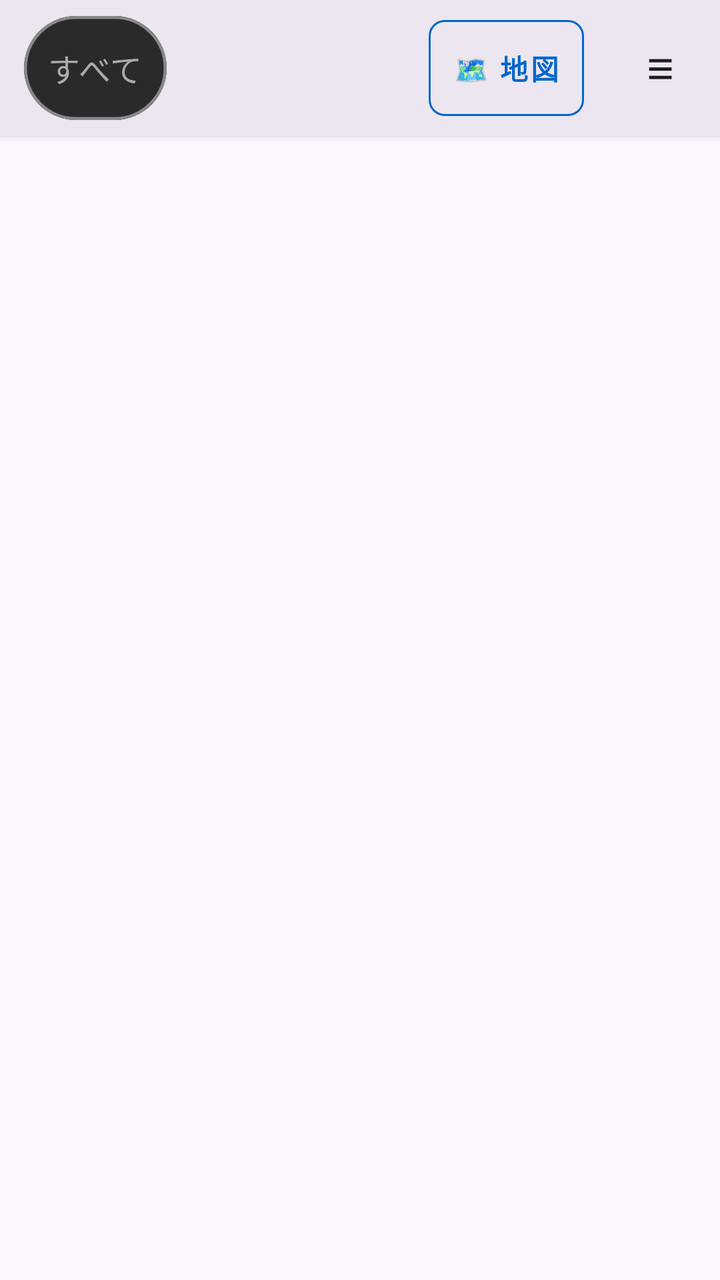
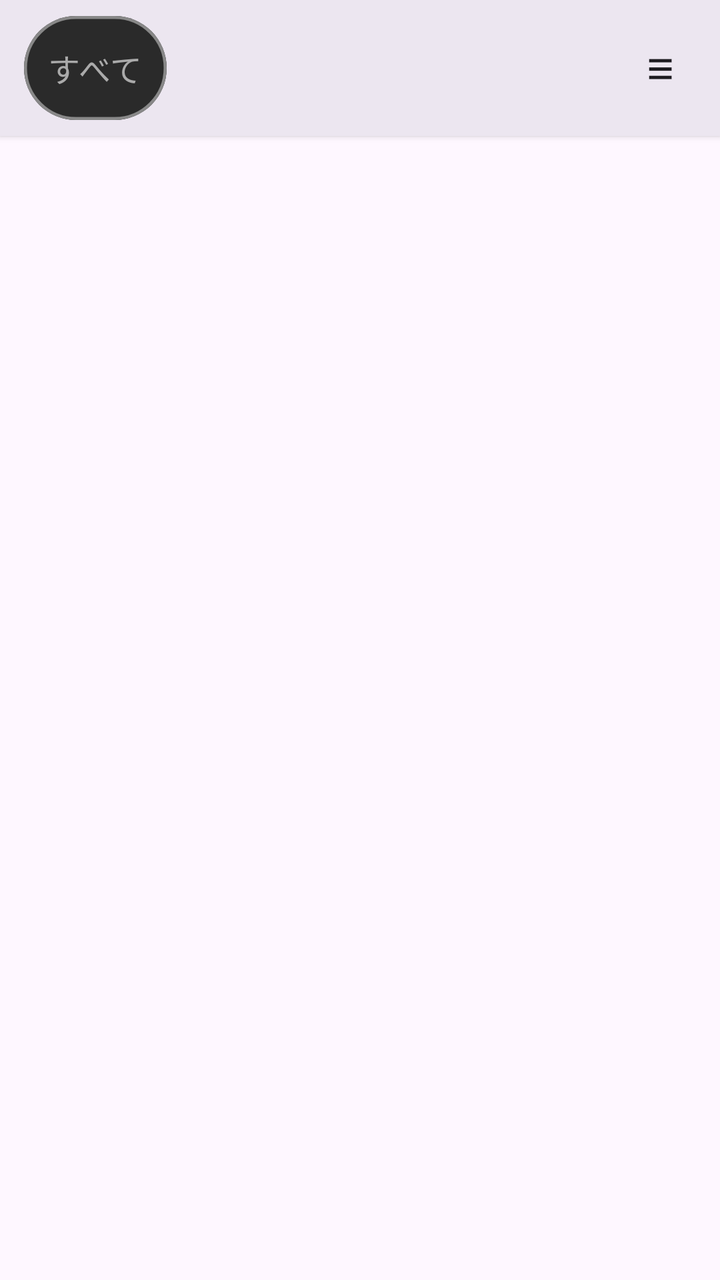

Screens rendered from an Android XML layout before and after an edit, with the pre-edit source and the edit as a unified diff.
<!-- AndroidManifest.xml: application theme Theme.HaiReel -->
<!-- res/layout/fragment_list.xml -->
<?xml version="1.0" encoding="utf-8"?>
<androidx.constraintlayout.widget.ConstraintLayout
    xmlns:android="http://schemas.android.com/apk/res/android"
    xmlns:app="http://schemas.android.com/apk/res-auto"
    android:layout_width="match_parent"
    android:layout_height="match_parent"
    android:background="?android:attr/colorBackground">

    
    <LinearLayout
        android:id="@+id/layoutHeader"
        android:layout_width="0dp"
        android:layout_height="wrap_content"
        android:orientation="horizontal"
        android:gravity="center_vertical"
        android:background="?attr/colorSurfaceContainerHigh"
        android:paddingStart="12dp"
        android:paddingEnd="4dp"
        android:paddingVertical="6dp"
        android:elevation="2dp"
        app:layout_constraintTop_toTopOf="parent"
        app:layout_constraintStart_toStartOf="parent"
        app:layout_constraintEnd_toEndOf="parent">

        
        <com.google.android.material.chip.Chip
            android:id="@+id/chipIncomplete"
            style="@style/Widget.MaterialComponents.Chip.Filter"
            android:layout_width="wrap_content"
            android:layout_height="52dp"
            android:text="すべて"
            android:contentDescription="フィルター切り替え"
            android:textColor="@color/chip_text_selector"
            android:textSize="16sp"
            android:textStyle="bold"
            app:chipBackgroundColor="@color/chip_bg_selector"
            app:chipStrokeColor="@color/chip_stroke_selector"
            app:chipStrokeWidth="1.5dp"
            app:chipMinHeight="52dp"
            app:checkedIconVisible="false" />

        
        <com.google.android.material.chip.Chip
            android:id="@+id/buttonSelect"
            style="@style/Widget.MaterialComponents.Chip.Filter"
            android:layout_width="wrap_content"
            android:layout_height="52dp"
            android:layout_marginStart="8dp"
            android:text="✕ 解除"
            android:contentDescription="選択モードを解除"
            android:textColor="@color/chip_text_selector"
            android:textSize="16sp"
            android:textStyle="bold"
            app:chipBackgroundColor="@color/chip_bg_selector"
            app:chipStrokeColor="@color/chip_stroke_selector"
            app:chipStrokeWidth="1.5dp"
            app:chipMinHeight="52dp"
            app:checkedIconVisible="false"
            android:visibility="gone" />

        <View
            android:layout_width="0dp"
            android:layout_height="0dp"
            android:layout_weight="1" />

        
        <com.google.android.material.button.MaterialButton
            android:id="@+id/buttonSubToggle"
            style="@style/Widget.MaterialComponents.Button.OutlinedButton"
            android:layout_width="wrap_content"
            android:layout_height="48dp"
            android:text="@string/btn_map_toggle"
            android:contentDescription="地図/リスト切替"
            android:textSize="14sp"
            android:textStyle="bold"
            android:textColor="@color/colorPrimary"
            android:minWidth="0dp"
            android:insetTop="0dp"
            android:insetBottom="0dp"
            android:paddingStart="12dp"
            android:paddingEnd="12dp"
            android:layout_marginEnd="8dp"
            app:strokeColor="@color/colorPrimary"
            app:cornerRadius="8dp" />

        
        <com.google.android.material.button.MaterialButton
            android:id="@+id/buttonListMenu"
            style="@style/Widget.MaterialComponents.Button.TextButton"
            android:layout_width="52dp"
            android:layout_height="56dp"
            android:text="≡"
            android:contentDescription="メニューを開く"
            android:textSize="24sp"
            android:textColor="?attr/colorOnSurface"
            android:minWidth="0dp"
            android:insetTop="0dp"
            android:insetBottom="0dp"
            android:layout_marginStart="4dp" />

    </LinearLayout>

    
    <LinearLayout
        android:id="@+id/layoutProgress"
        android:layout_width="0dp"
        android:layout_height="wrap_content"
        android:orientation="vertical"
        android:background="?attr/colorSurfaceContainer"
        android:paddingStart="16dp"
        android:paddingEnd="16dp"
        android:paddingTop="4dp"
        android:paddingBottom="6dp"
        android:visibility="gone"
        app:layout_constraintTop_toBottomOf="@id/layoutHeader"
        app:layout_constraintStart_toStartOf="parent"
        app:layout_constraintEnd_toEndOf="parent">

        
        <LinearLayout
            android:layout_width="match_parent"
            android:layout_height="wrap_content"
            android:orientation="horizontal"
            android:gravity="center_vertical"
            android:paddingBottom="2dp">

            <ProgressBar
                android:id="@+id/progressDelivery"
                style="@android:style/Widget.ProgressBar.Horizontal"
                android:layout_width="0dp"
                android:layout_height="10dp"
                android:layout_weight="1"
                android:layout_marginEnd="12dp"
                android:max="100"
                android:progressTint="#4CAF50"
                android:progressBackgroundTint="@color/colorProgressBg" />

            <TextView
                android:id="@+id/tvProgressLabel"
                android:layout_width="wrap_content"
                android:layout_height="wrap_content"
                android:textSize="14sp"
                android:textStyle="bold"
                android:textColor="?attr/colorOnSurfaceVariant" />

        </LinearLayout>

        
        <TextView
            android:id="@+id/tvTotalDistance"
            android:layout_width="wrap_content"
            android:layout_height="wrap_content"
            android:layout_marginTop="2dp"
            android:textSize="13sp"
            android:textStyle="bold"
            android:textColor="?attr/colorPrimary"
            android:visibility="gone" />

    </LinearLayout>

    <androidx.recyclerview.widget.RecyclerView
        android:id="@+id/recyclerView"
        android:layout_width="0dp"
        android:layout_height="0dp"
        android:paddingBottom="96dp"
        android:paddingTop="4dp"
        android:clipToPadding="false"
        app:layout_constraintTop_toBottomOf="@id/layoutProgress"
        app:layout_constraintBottom_toBottomOf="parent"
        app:layout_constraintStart_toStartOf="parent"
        app:layout_constraintEnd_toEndOf="parent" />

    
    <LinearLayout
        android:id="@+id/layoutSelectionBar"
        android:layout_width="0dp"
        android:layout_height="wrap_content"
        android:orientation="vertical"
        android:paddingStart="12dp"
        android:paddingEnd="12dp"
        android:paddingTop="8dp"
        android:paddingBottom="12dp"
        android:background="?attr/colorSurfaceContainerHigh"
        android:elevation="8dp"
        android:visibility="gone"
        app:layout_constraintBottom_toBottomOf="parent"
        app:layout_constraintStart_toStartOf="parent"
        app:layout_constraintEnd_toEndOf="parent">

        
        <LinearLayout
            android:layout_width="match_parent"
            android:layout_height="wrap_content"
            android:orientation="horizontal"
            android:layout_marginBottom="8dp">

            <com.google.android.material.button.MaterialButton
                android:id="@+id/buttonMarkCompleted"
                style="@style/Widget.MaterialComponents.Button.OutlinedButton"
                android:layout_width="0dp"
                android:layout_height="52dp"
                android:layout_weight="1"
                android:layout_marginEnd="8dp"
                android:textSize="13sp"
                android:textStyle="bold"
                android:textColor="@color/colorPrimary"
                android:insetTop="0dp"
                android:insetBottom="0dp"
                android:singleLine="true"
                app:strokeColor="@color/colorPrimary"
                android:text="✅ 完了にする"
                android:contentDescription="選択した配達先を完了にする"
                android:enabled="false" />

            <com.google.android.material.button.MaterialButton
                android:id="@+id/buttonResetCompleted"
                style="@style/Widget.MaterialComponents.Button.OutlinedButton"
                android:layout_width="0dp"
                android:layout_height="52dp"
                android:layout_weight="1"
                android:textSize="13sp"
                android:textStyle="bold"
                android:textColor="@color/colorPrimary"
                android:insetTop="0dp"
                android:insetBottom="0dp"
                android:singleLine="true"
                app:strokeColor="@color/colorPrimary"
                android:text="↩ 未完了に戻す"
                android:contentDescription="選択した配達先を未完了に戻す"
                android:enabled="false" />
        </LinearLayout>

        
        <LinearLayout
            android:layout_width="match_parent"
            android:layout_height="wrap_content"
            android:orientation="horizontal">

            <com.google.android.material.button.MaterialButton
                android:id="@+id/buttonSelectAll"
                style="@style/Widget.MaterialComponents.Button.OutlinedButton"
                android:layout_width="0dp"
                android:layout_height="60dp"
                android:layout_weight="1"
                android:layout_marginEnd="8dp"
                android:textSize="14sp"
                android:textStyle="bold"
                android:textColor="@color/colorPrimary"
                android:insetTop="0dp"
                android:insetBottom="0dp"
                android:singleLine="true"
                app:strokeColor="@color/colorPrimary"
                android:text="@string/btn_select_all"
                android:contentDescription="全件選択" />

            <com.google.android.material.button.MaterialButton
                android:id="@+id/buttonSetTimeSlot"
                style="@style/Widget.MaterialComponents.Button.OutlinedButton"
                android:layout_width="0dp"
                android:layout_height="60dp"
                android:layout_weight="1"
                android:layout_marginEnd="8dp"
                android:textSize="13sp"
                android:textStyle="bold"
                android:textColor="@color/colorPrimary"
                android:insetTop="0dp"
                android:insetBottom="0dp"
                android:singleLine="true"
                app:strokeColor="@color/colorPrimary"
                android:text="🕐 時間帯"
                android:contentDescription="時間帯を設定"
                android:enabled="false" />

            <com.google.android.material.button.MaterialButton
                android:id="@+id/buttonDeleteSelected"
                android:layout_width="0dp"
                android:layout_height="60dp"
                android:layout_weight="1"
                android:textSize="14sp"
                android:textStyle="bold"
                android:insetTop="0dp"
                android:insetBottom="0dp"
                android:singleLine="true"
                android:text="削除"
                android:contentDescription="選択した配達先を削除"
                android:enabled="false"
                app:backgroundTint="@color/colorError" />
        </LinearLayout>

    </LinearLayout>

    <FrameLayout
        android:id="@+id/mapContainer"
        android:layout_width="0dp"
        android:layout_height="0dp"
        android:visibility="gone"
        app:layout_constraintTop_toBottomOf="@id/layoutHeader"
        app:layout_constraintBottom_toBottomOf="parent"
        app:layout_constraintStart_toStartOf="parent"
        app:layout_constraintEnd_toEndOf="parent" />

    <TextView
        android:id="@+id/textEmpty"
        android:layout_width="wrap_content"
        android:layout_height="wrap_content"
        android:text="≡ メニュー → 「名前・住所を追加」\nで配達先を登録できます"
        android:textSize="16sp"
        android:textColor="?attr/colorOnSurfaceVariant"
        android:gravity="center"
        android:lineSpacingExtra="6dp"
        android:visibility="gone"
        app:layout_constraintTop_toBottomOf="@id/layoutProgress"
        app:layout_constraintBottom_toBottomOf="parent"
        app:layout_constraintStart_toStartOf="parent"
        app:layout_constraintEnd_toEndOf="parent" />

</androidx.constraintlayout.widget.ConstraintLayout>
<!-- resources referenced by this layout -->
<resources>
  <color name="colorError">#CC0000</color>
  <color name="colorPrimary">#0066CC</color>
  <color name="colorProgressBg">#CCCCCC</color>
  <string name="btn_map_toggle">🗺 地図</string>
  <string name="btn_select_all">全選択</string>
  <style name="Theme.HaiReel" parent="Theme.Material3.DayNight.NoActionBar">
          <item name="colorPrimary">@color/colorPrimary</item>
          <item name="colorPrimaryVariant">@color/colorPrimaryDark</item>
          <item name="colorOnPrimary">@color/white</item>
      </style>
  <color name="colorPrimaryDark">#004999</color>
  <color name="white">#FFFFFF</color>
</resources>

<!-- the commit's change to res/layout/fragment_list.xml (unified diff, before → after) -->
@@ -65,26 +65,6 @@
 
         
         <com.google.android.material.button.MaterialButton
-            android:id="@+id/buttonSubToggle"
-            style="@style/Widget.MaterialComponents.Button.OutlinedButton"
-            android:layout_width="wrap_content"
-            android:layout_height="48dp"
-            android:text="@string/btn_map_toggle"
-            android:contentDescription="地図/リスト切替"
-            android:textSize="14sp"
-            android:textStyle="bold"
-            android:textColor="@color/colorPrimary"
-            android:minWidth="0dp"
-            android:insetTop="0dp"
-            android:insetBottom="0dp"
-            android:paddingStart="12dp"
-            android:paddingEnd="12dp"
-            android:layout_marginEnd="8dp"
-            app:strokeColor="@color/colorPrimary"
-            app:cornerRadius="8dp" />
-
-        
-        <com.google.android.material.button.MaterialButton
             android:id="@+id/buttonListMenu"
             style="@style/Widget.MaterialComponents.Button.TextButton"
             android:layout_width="52dp"
@@ -145,17 +125,6 @@
 
         </LinearLayout>
 
-        
-        <TextView
-            android:id="@+id/tvTotalDistance"
-            android:layout_width="wrap_content"
-            android:layout_height="wrap_content"
-            android:layout_marginTop="2dp"
-            android:textSize="13sp"
-            android:textStyle="bold"
-            android:textColor="?attr/colorPrimary"
-            android:visibility="gone" />
-
     </LinearLayout>
 
     <androidx.recyclerview.widget.RecyclerView
@@ -289,16 +258,6 @@
 
     </LinearLayout>
 
-    <FrameLayout
-        android:id="@+id/mapContainer"
-        android:layout_width="0dp"
-        android:layout_height="0dp"
-        android:visibility="gone"
-        app:layout_constraintTop_toBottomOf="@id/layoutHeader"
-        app:layout_constraintBottom_toBottomOf="parent"
-        app:layout_constraintStart_toStartOf="parent"
-        app:layout_constraintEnd_toEndOf="parent" />
-
     <TextView
         android:id="@+id/textEmpty"
         android:layout_width="wrap_content"
<!-- resource entries referenced after the edit -->
@@ -3,7 +3,6 @@
   <color name="colorError">#CC0000</color>
   <color name="colorPrimary">#0066CC</color>
   <color name="colorProgressBg">#CCCCCC</color>
-  <string name="btn_map_toggle">🗺 地図</string>
   <string name="btn_select_all">全選択</string>
   <style name="Theme.HaiReel" parent="Theme.Material3.DayNight.NoActionBar">
           <item name="colorPrimary">@color/colorPrimary</item>
